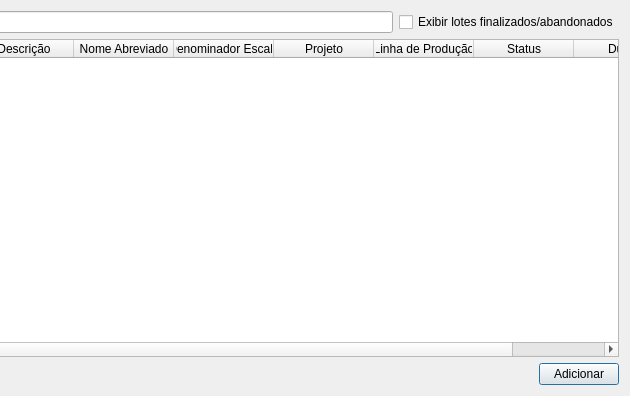
dsgoficial/SAP_Gerente, file uis/mLots.ui: the form before one commit; both pictures show x 338 to 968 and y 0 to 396 of the 968 by 396 pixel window.
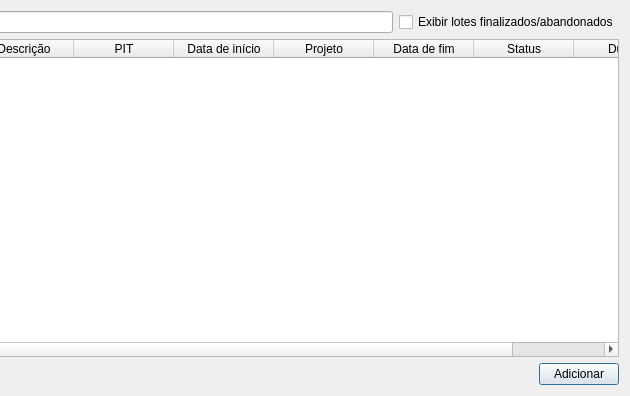
The form after the commit.

Patch:
```diff
--- a/uis/mLots.ui
+++ b/uis/mLots.ui
@@ -59,12 +59,12 @@
      </column>
      <column>
       <property name="text">
-       <string>Nome Abreviado</string>
+       <string>PIT</string>
       </property>
      </column>
      <column>
       <property name="text">
-       <string>Denominador Escala</string>
+       <string>Data de início</string>
       </property>
      </column>
      <column>
@@ -74,7 +74,7 @@
      </column>
      <column>
       <property name="text">
-       <string>Linha de Produção</string>
+       <string>Data de fim</string>
       </property>
      </column>
      <column>
```
